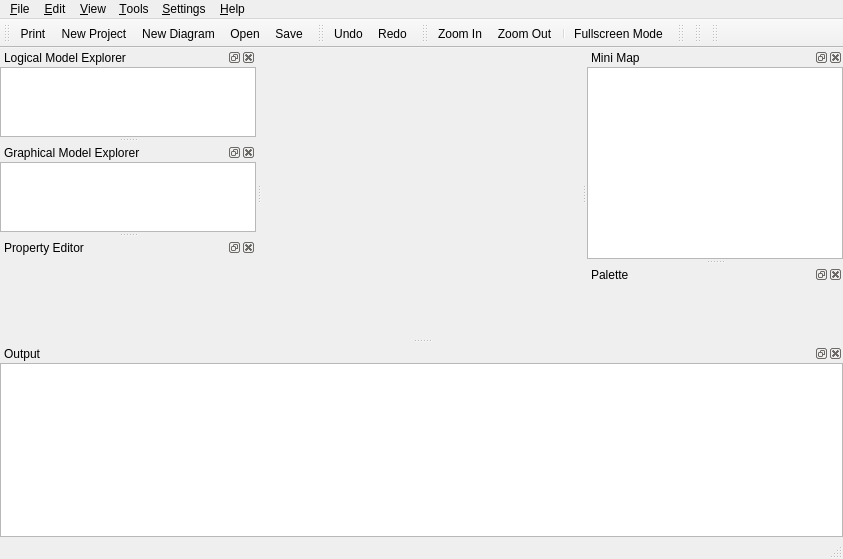
qreal/qreal, file qrgui/mainwindow/mainWindow.ui: the form before one commit.
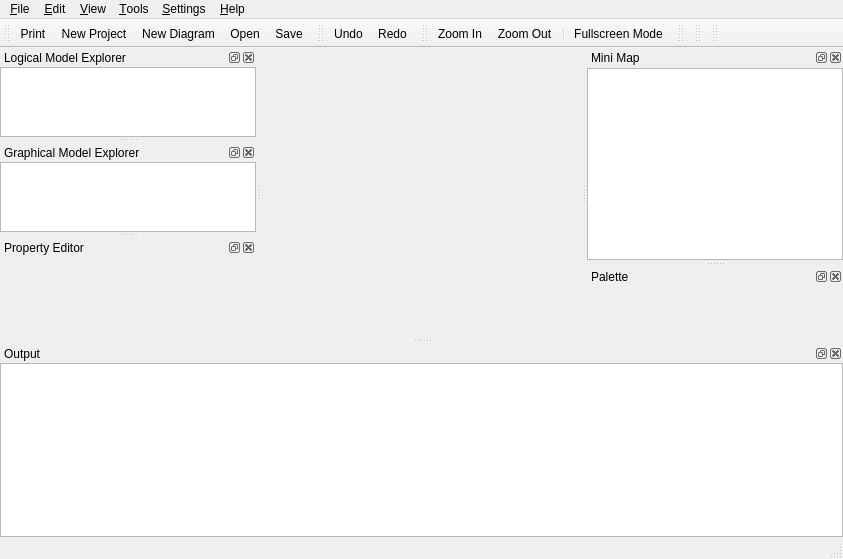
The form after the commit. Icons and pictures are not drawn. Custom widgets are drawn as their Qt base class.

Commit message: Temporary removed import action

Diff of the .ui file:
```diff
--- a/qrgui/mainwindow/mainWindow.ui
+++ b/qrgui/mainwindow/mainWindow.ui
@@ -140,7 +140,7 @@
    <property name="minimumSize">
     <size>
      <width>80</width>
-     <height>140</height>
+     <height>213</height>
     </size>
    </property>
    <property name="windowTitle">
```
Left out of the diff: 1 changed line with no effect on the pictures. The commit also changes 1 other file.
